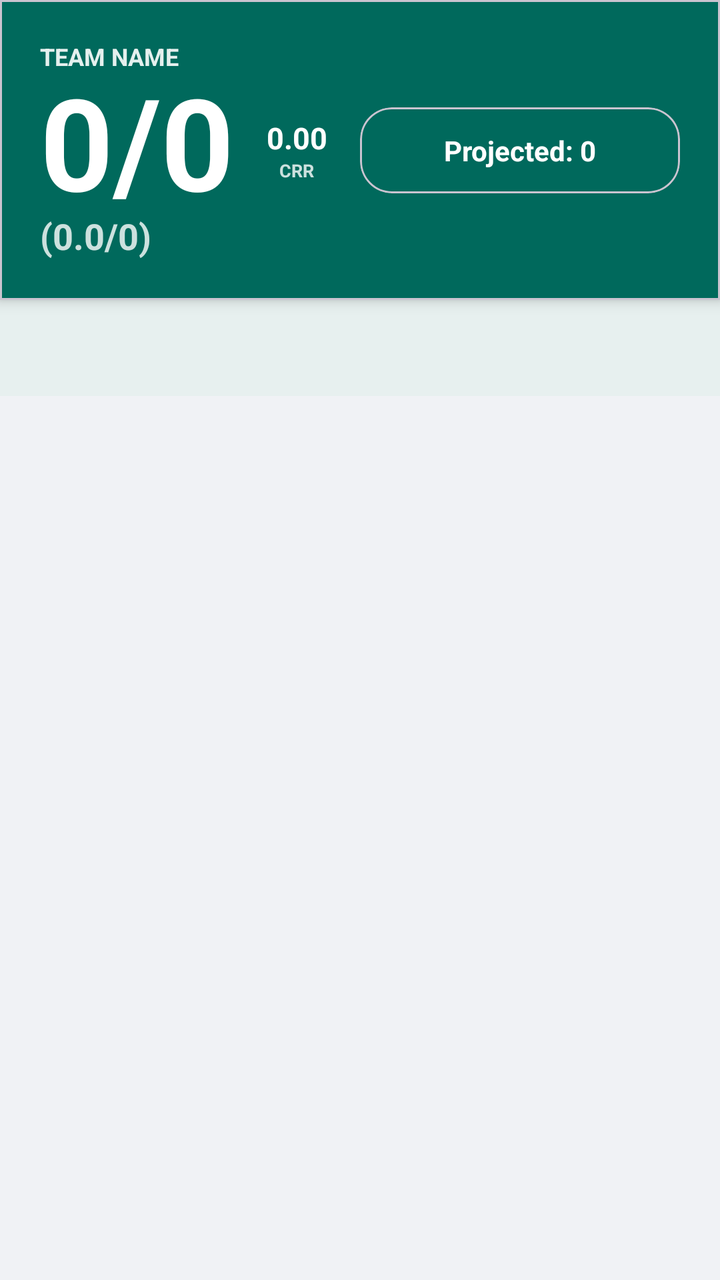
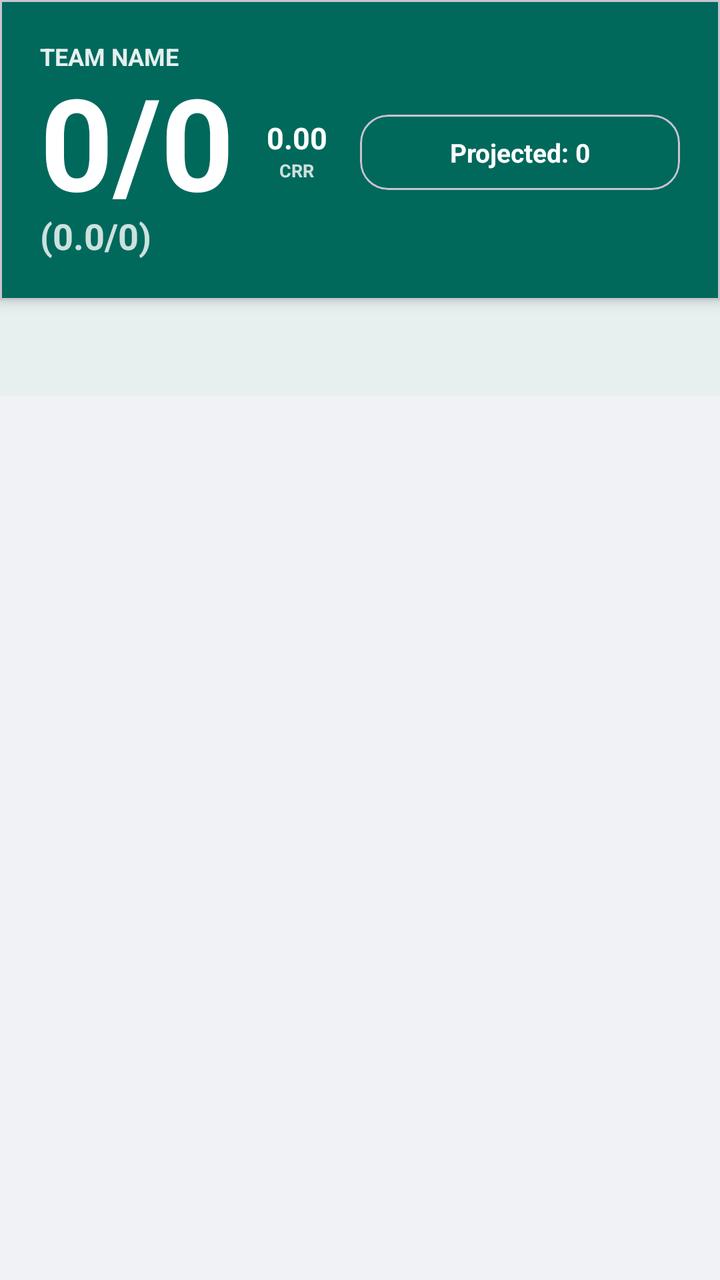

Screens rendered from an Android XML layout before and after an edit, with the pre-edit source and the edit as a unified diff.
<!-- AndroidManifest.xml: application theme Theme.Scoring -->
<!-- res/layout/activity_main.xml -->
<?xml version="1.0" encoding="utf-8"?>
<androidx.coordinatorlayout.widget.CoordinatorLayout xmlns:android="http://schemas.android.com/apk/res/android"
    xmlns:app="http://schemas.android.com/apk/res-auto"
    android:id="@+id/main_root"
    android:layout_width="match_parent"
    android:layout_height="match_parent"
    android:background="?attr/android:windowBackground">

    <com.google.android.material.appbar.AppBarLayout
        android:layout_width="match_parent"
        android:layout_height="wrap_content"
        android:background="@android:color/transparent"
        android:elevation="4dp">

        <com.google.android.material.card.MaterialCardView
            android:id="@+id/cardScoringHeader"
            android:layout_width="match_parent"
            android:layout_height="wrap_content"
            android:layout_marginHorizontal="0dp"
            android:layout_marginTop="0dp"
            android:layout_marginBottom="0dp"
            app:cardCornerRadius="0dp"
            app:cardElevation="4dp"
            app:cardBackgroundColor="?attr/colorPrimary"
            app:cardPreventCornerOverlap="false"
            android:clipToOutline="true">

            <RelativeLayout
                android:layout_width="match_parent"
                android:layout_height="wrap_content"
                android:padding="20dp"
                android:background="@android:color/transparent">

                <androidx.constraintlayout.widget.ConstraintLayout
                    android:id="@+id/layoutLiveHeader"
                    android:layout_width="match_parent"
                    android:layout_height="wrap_content">

                    <TextView
                        android:id="@+id/tvCurrentTeamName"
                        android:layout_width="wrap_content"
                        android:layout_height="wrap_content"
                        android:text="TEAM NAME"
                        android:textSize="12sp"
                        android:textStyle="bold"
                        android:textColor="?attr/colorOnPrimary"
                        android:textAllCaps="true"
                        android:alpha="0.9"
                        android:layout_marginBottom="2dp"
                        app:layout_constraintStart_toStartOf="parent"
                        app:layout_constraintTop_toTopOf="parent" />

                    <LinearLayout
                        android:id="@+id/layoutLeftScore"
                        android:layout_width="wrap_content"
                        android:layout_height="wrap_content"
                        android:orientation="vertical"
                        app:layout_constraintStart_toStartOf="parent"
                        app:layout_constraintTop_toBottomOf="@id/tvCurrentTeamName"
                        app:layout_constraintBottom_toBottomOf="parent">

                        <TextView
                            android:id="@+id/scoreText"
                            android:layout_width="wrap_content"
                            android:layout_height="wrap_content"
                            android:text="0/0"
                            android:textSize="64sp"
                            android:textStyle="bold"
                            android:textColor="?attr/colorOnPrimary"
                            android:includeFontPadding="false" />

                        <TextView
                            android:id="@+id/oversText"
                            android:layout_width="wrap_content"
                            android:layout_height="wrap_content"
                            android:text="(0.0/0)"
                            android:textSize="18sp"
                            android:textStyle="bold"
                            android:textColor="?attr/colorOnPrimary"
                            android:alpha="0.8"
                            android:layout_marginTop="-6dp" />
                    </LinearLayout>

                    <LinearLayout
                        android:id="@+id/layoutMiddleRate"
                        android:layout_width="0dp"
                        android:layout_height="wrap_content"
                        android:orientation="vertical"
                        android:gravity="center"
                        app:layout_constraintStart_toEndOf="@id/layoutLeftScore"
                        app:layout_constraintEnd_toStartOf="@+id/cardProjected"
                        app:layout_constraintTop_toTopOf="parent"
                        app:layout_constraintBottom_toBottomOf="parent">

                        <TextView
                            android:id="@+id/tvRateValue"
                            android:layout_width="wrap_content"
                            android:layout_height="wrap_content"
                            android:text="0.00"
                            android:textSize="15sp"
                            android:textStyle="bold"
                            android:textColor="?attr/colorOnPrimary" />

                        <TextView
                            android:id="@+id/tvRateLabel"
                            android:layout_width="wrap_content"
                            android:layout_height="wrap_content"
                            android:text="CRR"
                            android:textSize="9sp"
                            android:textStyle="bold"
                            android:textColor="?attr/colorOnPrimary"
                            android:alpha="0.8" />
                    </LinearLayout>

                    <com.google.android.material.card.MaterialCardView
                        android:id="@+id/cardProjected"
                        android:layout_width="160dp"
                        android:layout_height="wrap_content"
                        app:cardCornerRadius="16dp"
                        app:cardElevation="0dp"
                        app:cardBackgroundColor="?attr/colorSecondary"
                        app:layout_constraintEnd_toEndOf="parent"
                        app:layout_constraintTop_toTopOf="parent"
                        app:layout_constraintBottom_toBottomOf="parent">

                        <TextView
                            android:id="@+id/tvAnalysisLabel"
                            android:layout_width="match_parent"
                            android:layout_height="wrap_content"
                            android:paddingHorizontal="12dp"
                            android:paddingVertical="12dp"
                            android:text="Projected: 0"
                            android:textSize="14sp"
                            android:textStyle="bold"
                            android:textColor="?attr/colorOnSecondary"
                            android:gravity="center" />
                    </com.google.android.material.card.MaterialCardView>

                    <TextView android:id="@+id/tvAnalysisType" android:layout_width="0dp" android:layout_height="0dp" android:visibility="gone" app:layout_constraintTop_toTopOf="parent" app:layout_constraintStart_toStartOf="parent"/>

                </androidx.constraintlayout.widget.ConstraintLayout>

                <TextView
                    android:id="@+id/tvFinalResultBanner"
                    android:layout_width="match_parent"
                    android:layout_height="wrap_content"
                    android:layout_centerInParent="true"
                    android:gravity="center"
                    android:text="MATCH OVER"
                    android:textSize="24sp"
                    android:textStyle="bold"
                    android:textColor="?attr/colorOnPrimary"
                    android:visibility="gone"
                    android:paddingVertical="16dp" />

            </RelativeLayout>
        </com.google.android.material.card.MaterialCardView>

        <com.google.android.material.tabs.TabLayout
            android:id="@+id/tabLayoutScoring"
            android:layout_width="match_parent"
            android:layout_height="wrap_content"
            app:tabMode="scrollable"
            app:tabGravity="center"
            app:tabMinWidth="0dp"
            app:tabPaddingStart="12dp"
            app:tabPaddingEnd="12dp"
            app:tabSelectedTextColor="?attr/colorPrimary"
            app:tabIndicatorColor="?attr/colorPrimary"
            app:tabIndicatorHeight="3dp"
            app:tabIndicatorFullWidth="false"
            app:tabTextAppearance="@style/CustomTabTextAppearance"
            android:background="?attr/colorSurface" />

    </com.google.android.material.appbar.AppBarLayout>

    <androidx.viewpager2.widget.ViewPager2
        android:id="@+id/viewPagerScoring"
        android:layout_width="match_parent"
        android:layout_height="match_parent"
        app:layout_behavior="@string/appbar_scrolling_view_behavior" />

    <TextView
        android:id="@+id/statusText"
        android:layout_width="wrap_content"
        android:layout_height="wrap_content"
        android:layout_gravity="bottom|center_horizontal"
        android:layout_marginBottom="100dp"
        android:background="@drawable/status_bg"
        android:paddingHorizontal="20dp"
        android:paddingVertical="10dp"
        android:textColor="?attr/colorOnSurface"
        android:textStyle="bold"
        android:visibility="gone" />

</androidx.coordinatorlayout.widget.CoordinatorLayout>
<!-- resources referenced by this layout -->
<resources>
  <!-- drawable status_bg (drawable) -->
  <?xml version="1.0" encoding="utf-8"?>
  <shape xmlns:android="http://schemas.android.com/apk/res/android">
      <solid android:color="#A0000000" />
      <corners android:radius="20dp" />
  </shape>
  <style name="CustomTabTextAppearance" parent="TextAppearance.Design.Tab">
          <item name="android:textSize">10.5sp</item>
          <item name="android:textStyle">bold</item>
          <item name="android:textAllCaps">false</item>
          <item name="android:letterSpacing">0.0</item>
      </style>
  <style name="Theme.Scoring" parent="Base.Theme.Scoring" />
  <style name="Base.Theme.Scoring" parent="Theme.Material3.DayNight.NoActionBar">
          
          <item name="colorPrimary">@color/colorPrimary</item>
          <item name="colorOnPrimary">@color/colorOnPrimary</item>
          <item name="colorPrimaryContainer">@color/surface_card</item>
          <item name="colorOnPrimaryContainer">@color/colorPrimary</item>
  
          
          <item name="colorSecondary">@color/colorAccent</item>
          <item name="colorOnSecondary">@color/colorOnAccent</item>
          <item name="colorSecondaryContainer">@color/surface_elevated</item>
          <item name="colorOnSecondaryContainer">@color/colorAccent</item>
  
          
          <item name="android:windowBackground">@color/bg_main</item>
          <item name="colorSurface">@color/surface_card</item>
          <item name="colorOnSurface">@color/text_primary</item>
          <item name="colorSurfaceVariant">@color/surface_elevated</item>
          <item name="colorOnSurfaceVariant">@color/text_secondary</item>
          <item name="colorOutline">@color/divider_main</item>
  
          
          <item name="runHighlight">@color/run_highlight</item>
          <item name="wicketHighlight">@color/wicket_highlight</item>
          <item name="boundaryHighlight">@color/boundary_highlight</item>
          <item name="extraHighlight">@color/extra_slate</item>
          <item name="dotBallHighlight">@color/dot_ball_grey</item>
  
          
          <item name="prestigeGold">@color/accent_amber</item>
          <item name="prestigeOrange">@color/prestige_orange</item>
          <item name="prestigePurple">@color/accent_purple</item>
  
          <item name="cardViewStyle">@style/Widget.Material3.CardView.Elevated</item>
  
          <item name="android:statusBarColor">@android:color/transparent</item>
          <item name="android:navigationBarColor">@android:color/transparent</item>
          <item name="android:windowTranslucentStatus">false</item>
          <item name="android:windowTranslucentNavigation">false</item>
      </style>
  <color name="colorPrimary">#00695C</color>
  <color name="colorOnPrimary">#FFFFFF</color>
  <color name="surface_card">#FFFFFF</color>
  <color name="colorAccent">#00695C</color>
  <color name="colorOnAccent">#FFFFFF</color>
  <color name="surface_elevated">#F8F9FA</color>
  <color name="bg_main">#F0F2F5</color>
  <color name="text_primary">#1A1C1E</color>
  <color name="text_secondary">#44474E</color>
  <color name="divider_main">#CFD8DC</color>
  <color name="run_highlight">#00695C</color>
  <color name="wicket_highlight">#B71C1C</color>
  <color name="boundary_highlight">#EF6C00</color>
  <color name="extra_slate">#546E7A</color>
  <color name="dot_ball_grey">#90A4AE</color>
  <color name="accent_amber">#FFD700</color>
  <color name="prestige_orange">#EF6C00</color>
  <color name="accent_purple">#5a0080</color>
</resources>

<!-- the commit's change to res/layout/activity_main.xml (unified diff, before → after) -->
@@ -112,25 +112,57 @@
                             android:alpha="0.8" />
                     </LinearLayout>
 
+                    <LinearLayout
+                        android:id="@+id/layoutLiveCount"
+                        android:layout_width="wrap_content"
+                        android:layout_height="wrap_content"
+                        android:orientation="horizontal"
+                        android:gravity="center"
+                        android:paddingHorizontal="4dp"
+                        android:paddingVertical="2dp"
+                        android:layout_marginBottom="2dp"
+                        android:visibility="gone"
+                        app:layout_constraintStart_toStartOf="@id/cardProjected"
+                        app:layout_constraintEnd_toEndOf="@id/cardProjected"
+                        app:layout_constraintTop_toTopOf="parent">
+
+                        <View
+                            android:layout_width="8dp"
+                            android:layout_height="8dp"
+                            android:layout_marginEnd="5dp"
+                            android:background="@drawable/circle_bg_red" />
+
+                        <TextView
+                            android:id="@+id/tvLiveCount"
+                            android:layout_width="wrap_content"
+                            android:layout_height="wrap_content"
+                            android:text="Live Count: 1"
+                            android:textSize="11sp"
+                            android:textStyle="bold"
+                            android:textColor="?attr/colorOnPrimary"
+                            android:alpha="0.9" />
+                    </LinearLayout>
+
                     <com.google.android.material.card.MaterialCardView
                         android:id="@+id/cardProjected"
                         android:layout_width="160dp"
                         android:layout_height="wrap_content"
-                        app:cardCornerRadius="16dp"
+                        android:layout_marginTop="2dp"
+                        app:cardCornerRadius="14dp"
                         app:cardElevation="0dp"
                         app:cardBackgroundColor="?attr/colorSecondary"
                         app:layout_constraintEnd_toEndOf="parent"
-                        app:layout_constraintTop_toTopOf="parent"
+                        app:layout_constraintTop_toBottomOf="@id/layoutLiveCount"
                         app:layout_constraintBottom_toBottomOf="parent">
 
                         <TextView
                             android:id="@+id/tvAnalysisLabel"
                             android:layout_width="match_parent"
                             android:layout_height="wrap_content"
-                            android:paddingHorizontal="12dp"
-                            android:paddingVertical="12dp"
+                            android:paddingHorizontal="10dp"
+                            android:paddingVertical="10dp"
                             android:text="Projected: 0"
-                            android:textSize="14sp"
+                            android:textSize="13sp"
                             android:textStyle="bold"
                             android:textColor="?attr/colorOnSecondary"
                             android:gravity="center" />
<!-- resource entries referenced after the edit -->
@@ -1,5 +1,11 @@
 <!-- resources referenced by this layout -->
 <resources>
+  <!-- drawable circle_bg_red (drawable) -->
+  <?xml version="1.0" encoding="utf-8"?>
+  <shape xmlns:android="http://schemas.android.com/apk/res/android"
+      android:shape="oval">
+      <solid android:color="@color/card_red" />
+  </shape>
   <!-- drawable status_bg (drawable) -->
   <?xml version="1.0" encoding="utf-8"?>
   <shape xmlns:android="http://schemas.android.com/apk/res/android">
@@ -13,6 +19,7 @@
           <item name="android:letterSpacing">0.0</item>
       </style>
   <style name="Theme.Scoring" parent="Base.Theme.Scoring" />
+  <color name="card_red">#B71C1C</color>
   <style name="Base.Theme.Scoring" parent="Theme.Material3.DayNight.NoActionBar">
           
           <item name="colorPrimary">@color/colorPrimary</item>
